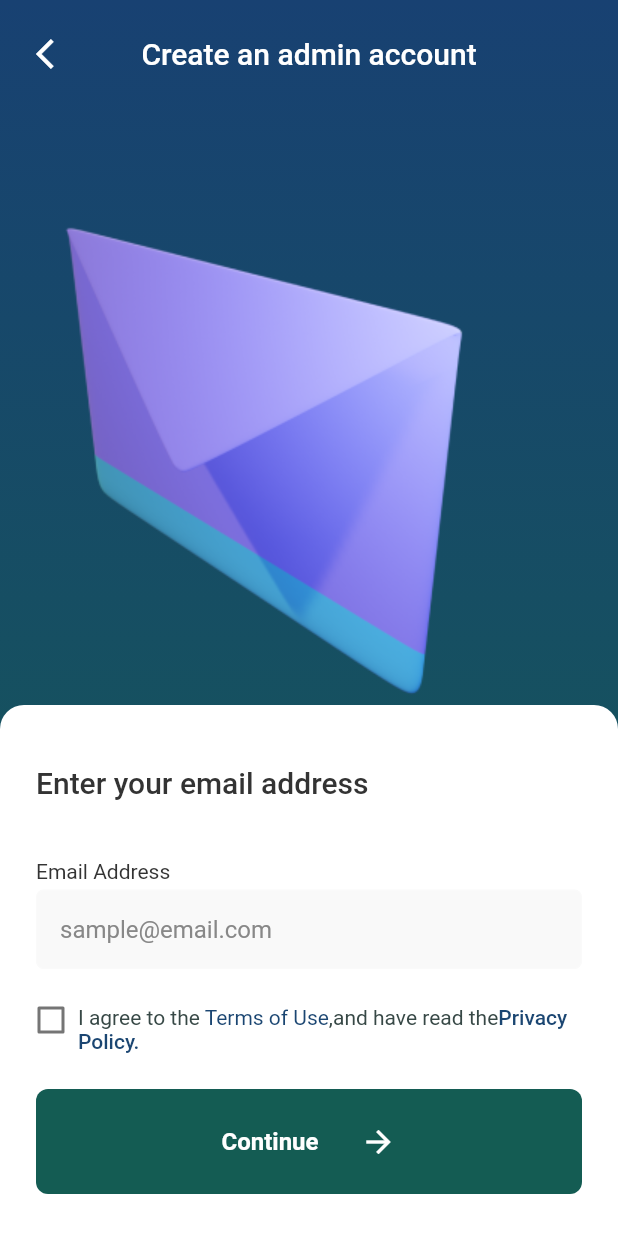
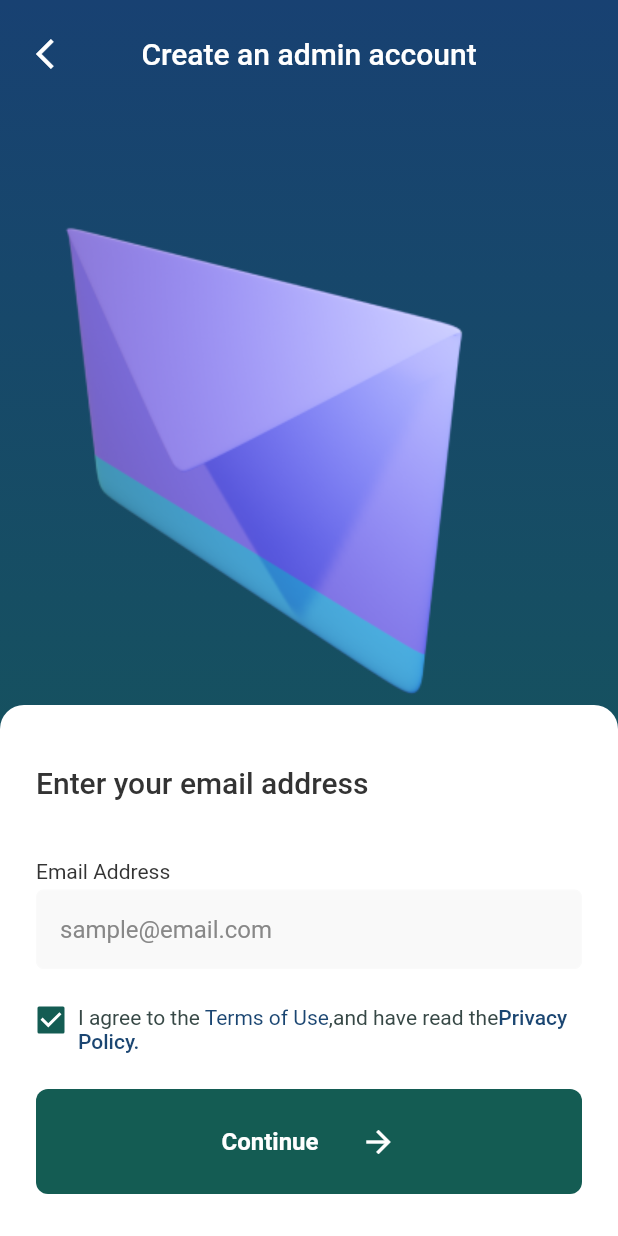
Before and after one commit to iykeprince/mgt-inventory-flutter, a Flutter app: the AuthView screen opened by its route, after a tap on "Register merchant account", on a phone screen of 412 x 824 dp. Run offline on Flutter 3.47's test engine with Material 2 defaults, Android fonts, the phone set to English and light mode, and no system bars; our stand-ins replace dio, flutter_svg, logger, shared_preferences, stacked, stacked_core and 1 more; accounts and stored records are empty; Roboto replaces fonts that are missing (U8).

Commit message:
added checkbox and update input and onboarding view

```diff
--- a/pos_mobile_ui_package/lib/components/onboarding/onboard_view_one.dart
+++ b/pos_mobile_ui_package/lib/components/onboarding/onboard_view_one.dart
@@ -19,7 +19,10 @@ class OnboardingViewOne extends StatelessWidget {
     return Container(
       width: MediaQuery.of(context).size.width,
       height: MediaQuery.of(context).size.height,
-      padding: const EdgeInsets.symmetric(vertical: 40, horizontal: 8),
+      padding: const EdgeInsets.symmetric(
+        vertical: AppSize.s40,
+        horizontal: AppPadding.p8,
+      ),
       decoration: const BoxDecoration(color: ColorManager.kWhiteColor),
       child: Column(
         mainAxisAlignment: MainAxisAlignment.start,
--- a/pos_mobile_ui_package/lib/components/onboarding/onboard_view_three.dart
+++ b/pos_mobile_ui_package/lib/components/onboarding/onboard_view_three.dart
@@ -40,7 +40,6 @@ class OnboardingViewThree extends StatelessWidget {
             ],
           ),
           const SizedBox(height: 24),
-          Image.asset('assets/images/auth/phoone_dash.svg'),
           Expanded(
             child: Container(
               height: 200,
--- a/pos_mobile_ui_package/lib/utils/string_manager.dart
+++ b/pos_mobile_ui_package/lib/utils/string_manager.dart
@@ -44,4 +44,9 @@ class AppString {
       "Email Verified Successfully!";
   static const String successEmailVerficationCaption =
       "Your email has been successfully verified. You can now proceed to the final steps of your account creation.";
+
+  static String pleaseAcceptTermsAndCondition =
+      "Please accept the terms and condition!";
+
+  static String emailErrorText = "Email address is required!";
 }
--- a/pos_mobile_ui_package/lib/widgets/checkbox/checkbox.dart
+++ b/pos_mobile_ui_package/lib/widgets/checkbox/checkbox.dart
@@ -1,18 +1,29 @@
 import 'package:flutter/material.dart';
+import 'package:pos_mobile_ui_package/utils/colors.dart';
 import 'package:pos_mobile_ui_package/utils/values_manager.dart';
 
-class PosCheckBox extends StatelessWidget {
+class PosCheckBox extends StatefulWidget {
   const PosCheckBox({
     Key? key,
     required this.value,
     this.onChanged,
     required this.richText,
+    this.checkColor = ColorManager.kWhiteColor,
+    this.activeColor = ColorManager.kPrimaryColor,
   }) : super(key: key);
 
   final Function(bool?)? onChanged;
   final bool value;
   final Widget richText;
+  final Color checkColor;
+  final Color activeColor;
 
+  @override
+  State<PosCheckBox> createState() => _PosCheckBoxState();
+}
+
+class _PosCheckBoxState extends State<PosCheckBox> {
+  bool? _value = false;
   @override
   Widget build(BuildContext context) {
     return Row(
@@ -23,12 +34,19 @@ class PosCheckBox extends StatelessWidget {
           width: 20,
           height: 20,
           child: Checkbox(
-            value: false,
-            onChanged: onChanged,
+            value: widget.value,
+            checkColor: widget.checkColor,
+            activeColor: widget.activeColor,
+            onChanged: (value) {
+              setState(() {
+                _value = !_value!;
+              });
+              widget.onChanged!(_value);
+            },
           ),
         ),
         const SizedBox(width: AppSize.s8),
-        richText,
+        widget.richText,
       ],
     );
   }
--- a/pos_mobile_ui_package/lib/widgets/input/input.dart
+++ b/pos_mobile_ui_package/lib/widgets/input/input.dart
@@ -23,7 +23,7 @@ class InputField extends StatelessWidget {
   final bool? obscureText;
   final Function()? clearForm;
   final Function()? onTap;
-  final Function(String)? onChange;
+  final Function(String)? onChanged;
   final int? maxLength;
   final bool? enabled;
   final InputBorder? border;
@@ -50,7 +50,7 @@ class InputField extends StatelessWidget {
     this.prefixIcon,
     this.suffixIcon,
     this.obscureText,
-    this.onChange,
+    this.onChanged,
     this.onTap,
     this.maxLength,
     this.enabled = true,
@@ -126,14 +126,15 @@ class InputField extends StatelessWidget {
             inputFormatters: inputFormatters,
             validator: validationCallback,
             keyboardType: keyBoardType,
-            onChanged: (val) {
-              if (clearForm != null) {
-                clearForm!();
-              }
-              if (onChange != null) {
-                onChange!(val);
-              }
-            },
+            // onChanged: (val) {
+            //   if (clearForm != null) {
+            //     clearForm!();
+            //   }
+            //   if (onChange != null) {
+            //     onChange!(val);
+            //   }
+            // },
+            onChanged: onChanged,
             onEditingComplete: onEdittingComplete,
             obscureText: obscureText ?? false,
           ),
```
